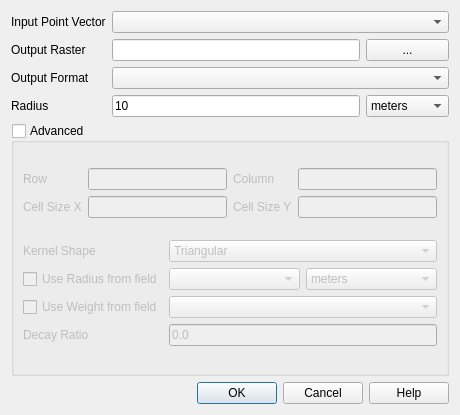
First picture: the form in src/plugins/heatmap/heatmapguibase.ui, repository qgis/QGIS, before the edit.
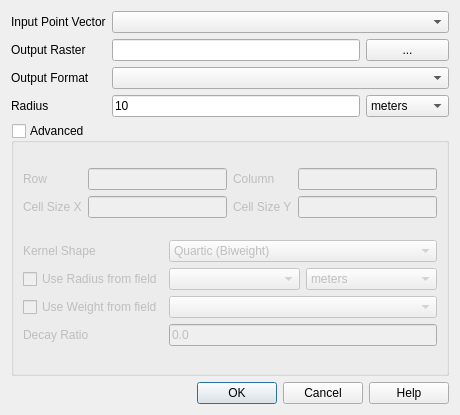
Second picture: the form after the edit.

```diff
--- a/src/plugins/heatmap/heatmapguibase.ui
+++ b/src/plugins/heatmap/heatmapguibase.ui
@@ -241,6 +241,11 @@
         </item>
         <item row="0" column="1" colspan="2">
          <widget class="QComboBox" name="kernelShapeCombo">
+          <item>
+           <property name="text">
+            <string>Quartic (Biweight)</string>
+           </property>
+          </item>
           <item>
            <property name="text">
             <string>Triangular</string>
```
Left out of the diff: 12 changed lines with no effect on the pictures.
